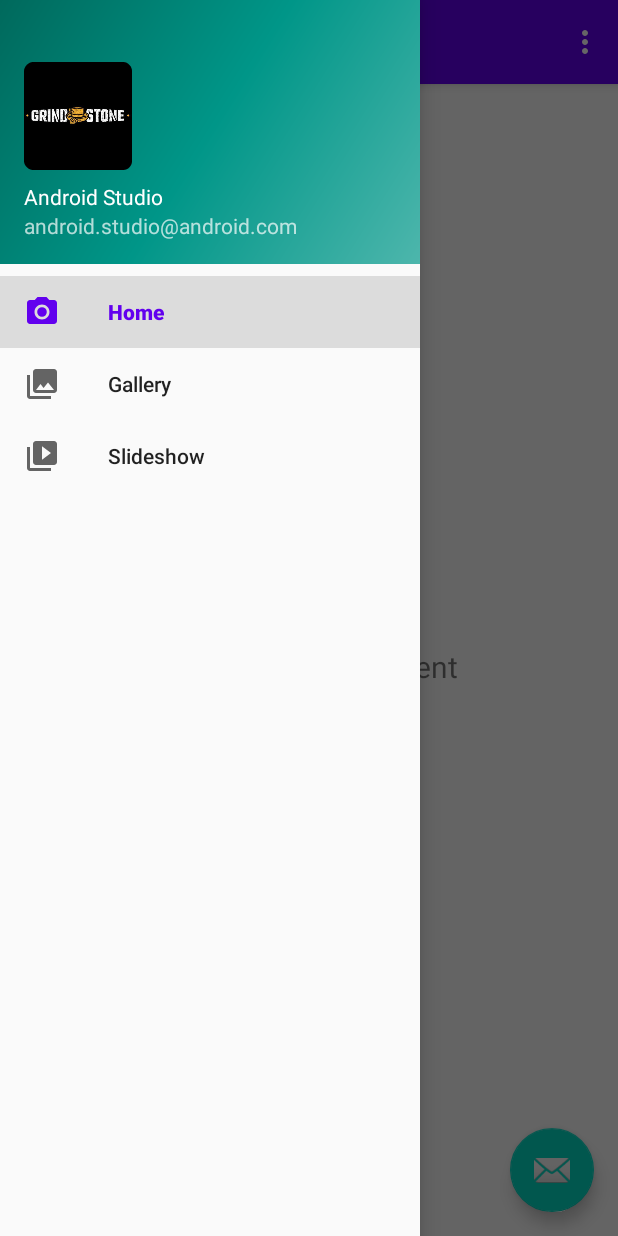
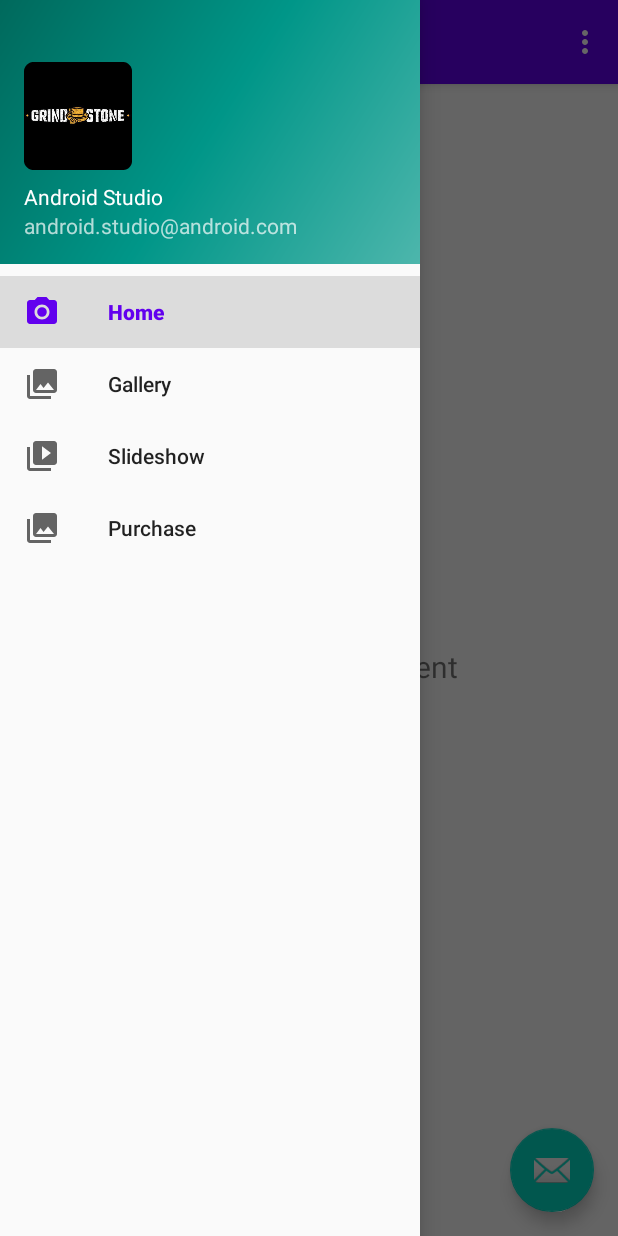
Before and after one commit to CodewithEu/GrindStone, an Android app: the screen it shows after launch (MainActivity), with the side drawer open, on a phone screen of 412 x 824 dp. Run offline under Robolectric (Android 15) with nearby library versions, the light colour scheme and no system bars; our stand-ins replace navigation-ui.

Commit message:
Added in Purchasement Option

```diff
--- /dev/null
+++ b/app/src/main/res/drawable/ic_menu_purchase.xml
@@ -0,0 +1,9 @@
+<vector xmlns:android="http://schemas.android.com/apk/res/android"
+android:width="24dp"
+android:height="24dp"
+android:viewportWidth="24.0"
+android:viewportHeight="24.0">
+<path
+    android:fillColor="#FF000000"
+    android:pathData="M22,16V4c0,-1.1 -0.9,-2 -2,-2H8c-1.1,0 -2,0.9 -2,2v12c0,1.1 0.9,2 2,2h12c1.1,0 2,-0.9 2,-2zm-11,-4l2.03,2.71L16,11l4,5H8l3,-4zM2,6v14c0,1.1 0.9,2 2,2h14v-2H4V6H2z" />
+</vector>
--- a/app/src/main/res/menu/activity_main_drawer.xml
+++ b/app/src/main/res/menu/activity_main_drawer.xml
@@ -16,5 +16,9 @@
             android:id="@+id/nav_slideshow"
             android:icon="@drawable/ic_menu_slideshow"
             android:title="@string/menu_slideshow" />
+        <item
+            android:id="@+id/nav_purchase"
+            android:icon="@drawable/ic_menu_purchase"
+            android:title="@string/menu_purchase" />
     </group>
 </menu>
--- a/app/src/main/res/navigation/mobile_navigation.xml
+++ b/app/src/main/res/navigation/mobile_navigation.xml
@@ -22,4 +22,10 @@
         android:name="com.example.grindstone.ui.slideshow.SlideshowFragment"
         android:label="@string/menu_slideshow"
         tools:layout="@layout/fragment_slideshow" />
+
+    <fragment
+        android:id="@+id/nav_purchase"
+        android:name="com.example.grindstone.ui.purchase.PurchaseFragment"
+        android:label="Purchase"
+        tools:layout="@layout/fragment_purchase" />
 </navigation>
--- a/app/src/main/res/values/strings.xml
+++ b/app/src/main/res/values/strings.xml
@@ -10,4 +10,6 @@
     <string name="menu_home">Home</string>
     <string name="menu_gallery">Gallery</string>
     <string name="menu_slideshow">Slideshow</string>
+    <string name="menu_purchase">Purchase</string>
+
 </resources>
```
Also changed, not shown: app/src/main/java/com/example/grindstone/ui/purchase/PurchaseFragment.java (added, +35 -0 lines), app/src/main/java/com/example/grindstone/ui/purchase/PurchaseViewModel.java (added, +19 -0 lines), app/src/main/res/layout/fragment_purchase.xml (added, +22 -0 lines).
